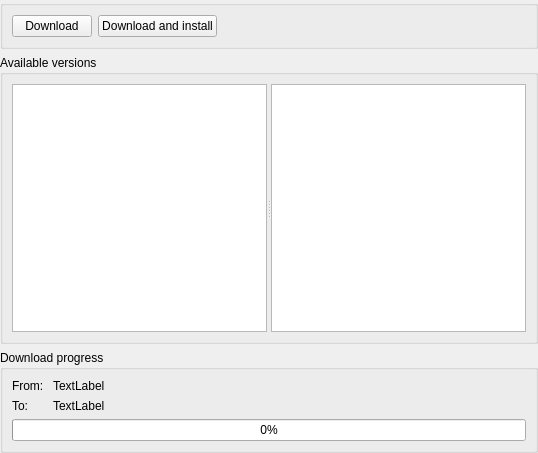
The window that src/gui/updaterwidget.ui (panter-dsd/UniversalUpdater) describes before a commit, drawn with Qt 5.
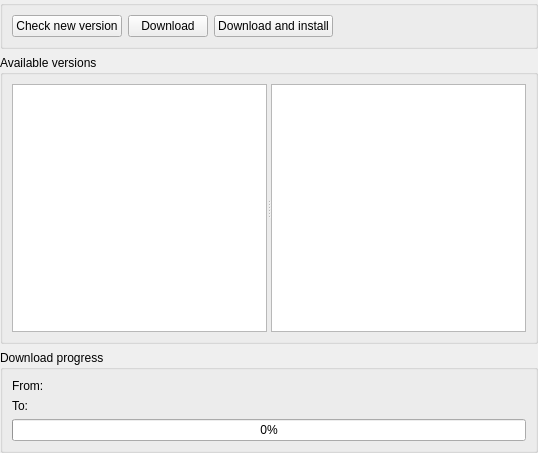
The same window after the commit.

Commit message: Show download error. Add checkButton.

What changed in the file:
```diff
--- a/src/gui/updaterwidget.ui
+++ b/src/gui/updaterwidget.ui
@@ -29,6 +29,13 @@
       <string/>
      </property>
      <layout class="QHBoxLayout" name="horizontalLayout">
+      <item>
+       <widget class="QPushButton" name="checkButton">
+        <property name="text">
+         <string>Check new version</string>
+        </property>
+       </widget>
+      </item>
       <item>
        <widget class="QPushButton" name="downloadButton">
         <property name="text">
@@ -105,7 +112,7 @@
       <item row="0" column="1">
        <widget class="QLabel" name="labelFrom">
         <property name="text">
-         <string>TextLabel</string>
+         <string/>
         </property>
        </widget>
       </item>
@@ -125,7 +132,7 @@
       <item row="1" column="1">
        <widget class="QLabel" name="labelTo">
         <property name="text">
-         <string>TextLabel</string>
+         <string/>
         </property>
        </widget>
       </item>
```
Left out of the diff: 2 changed lines with no effect on the pictures. The commit also changes 8 other files.
